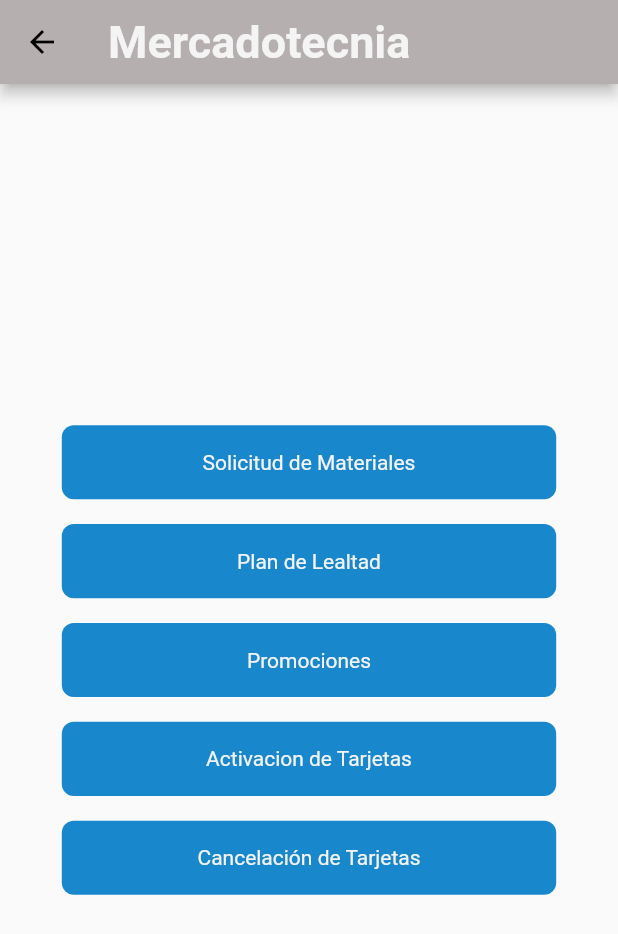
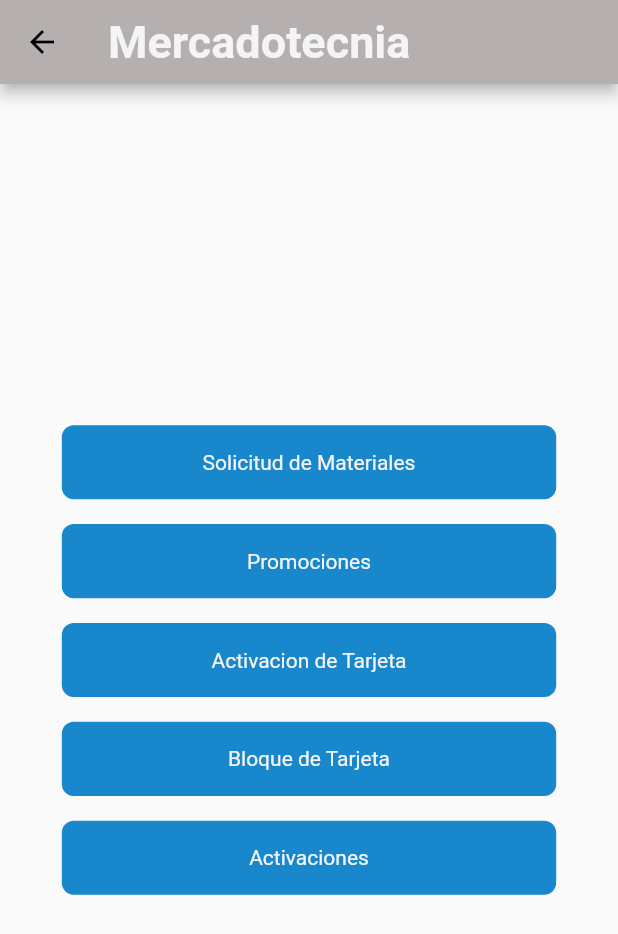
Before and after one commit to Soulball/EFT-app-comercial, a Flutter app: the Marketing screen opened directly, on a phone screen of 412 x 824 dp. Shown: the top 934 px of the screen. Run offline on Flutter 3.47's test engine with Material 2 defaults, Android fonts, the phone set to English and light mode, and no system bars; our stand-ins replace image_picker, pie_chart, shared_preferences, video_player; missing offline and left inert: draw_graph; accounts and stored records are empty.

Commit message:
Solicitud de tarjeta

```diff
--- a/lib/Libraries/sql.dart
+++ b/lib/Libraries/sql.dart
@@ -7,11 +7,7 @@ import 'package:eft_app_comercial/Pages/Marketing/promotions.dart';
 import 'package:eft_app_comercial/Pages/Marketing/promotionDetails.dart';
 import 'package:http/http.dart';
 
-<<<<<<< HEAD
 String ip = "192.168.209.133";
-=======
-String ip = "172.24.128.1";
->>>>>>> 33b7d004b315216d878e472bd8d1f872f965e651
 
 //Promociones
 Future getApi(int station, int user) async {
--- a/lib/Pages/Marketing/marketing.dart
+++ b/lib/Pages/Marketing/marketing.dart
@@ -5,6 +5,8 @@ import 'package:eft_app_comercial/Pages/Marketing/promotions.dart';
 import 'package:eft_app_comercial/Widgets/customButton.dart';
 import 'package:eft_app_comercial/Widgets/customText.dart';
 import 'package:flutter/material.dart';
+
+import 'cardRequest.dart';
 
 class Marketing extends StatelessWidget {
   Marketing({Key key}) : super(key: key);
@@ -31,17 +33,17 @@ class Marketing extends StatelessWidget {
                   page: Promotion(),
                   pageContext: context),
               CustomButton(
-                  text: "Plan de Lealtad",
+                  text: "Promociones", page: Promotion(), pageContext: context),
+              CustomButton(
+                  text: "Activacion de Tarjeta",
+                  page: CardRequest(),
+                  pageContext: context),
+              CustomButton(
+                  text: "Bloque de Tarjeta",
                   page: Promotion(),
                   pageContext: context),
               CustomButton(
-                  text: "Promociones", page: Promotion(), pageContext: context),
-              CustomButton(
-                  text: "Activacion de Tarjetas",
-                  page: Promotion(),
-                  pageContext: context),
-              CustomButton(
-                  text: "Cancelación de Tarjetas",
+                  text: "Activaciones",
                   page: Promotion(),
                   pageContext: context)
             ])));
```
Also changed, not shown: lib/Pages/Marketing/cardRequest.dart (added, +40 -0 lines), lib/Widgets/customDropbutton.dart (added, +33 -0 lines).
